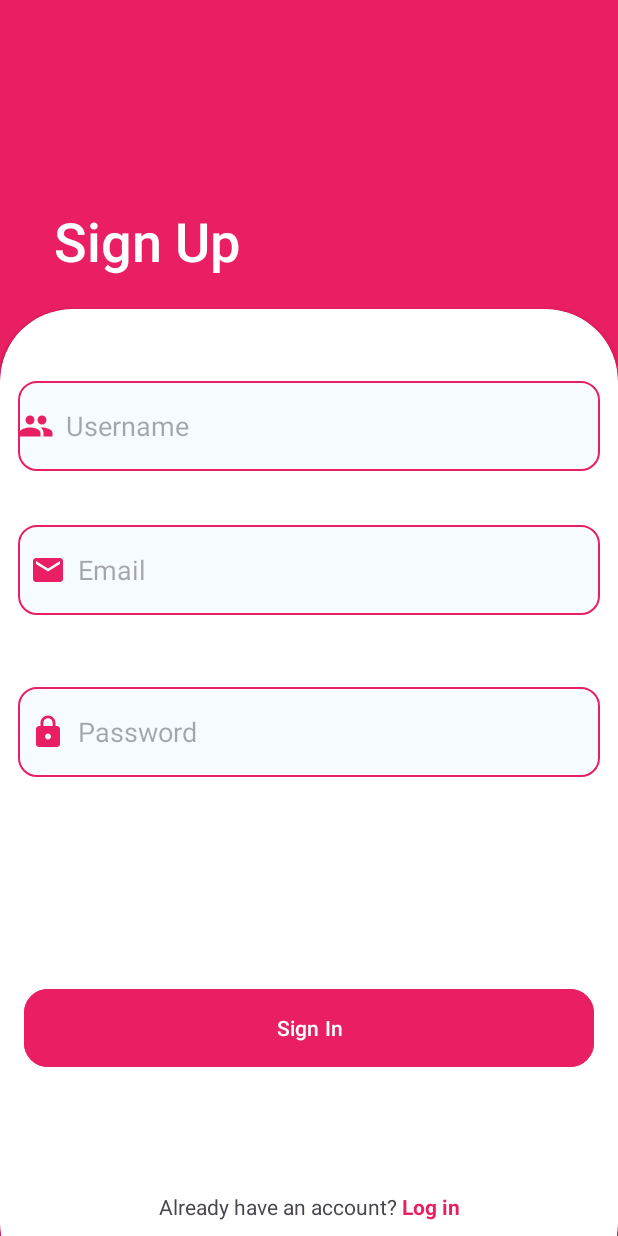
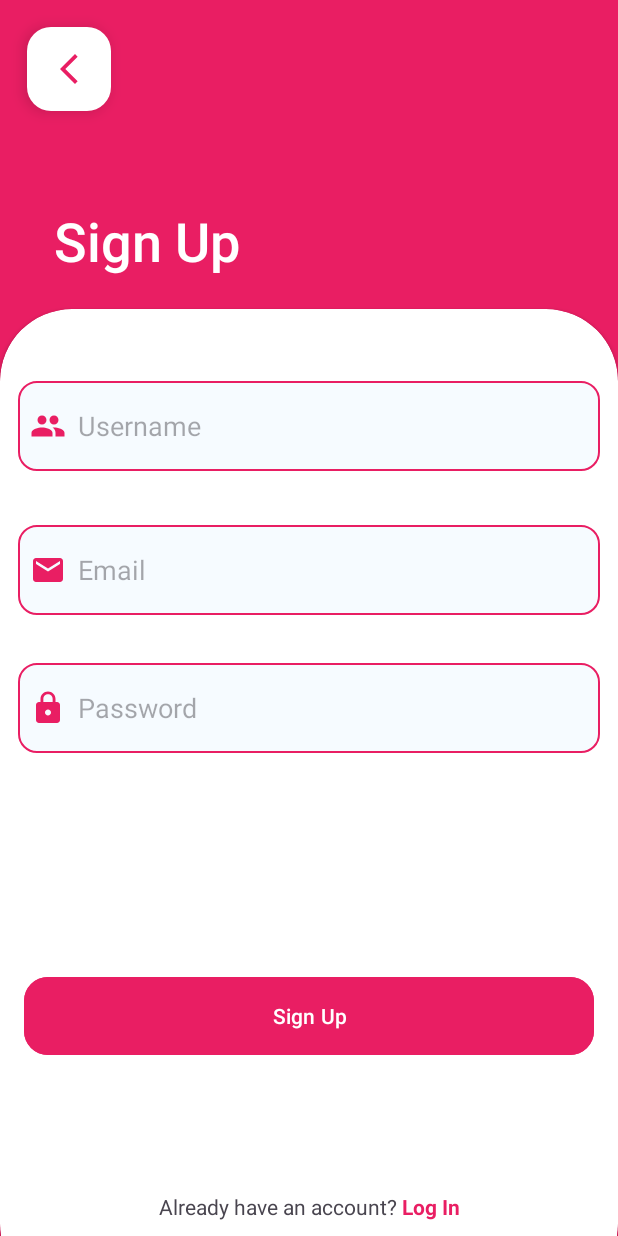
Before and after one commit to atulbadole/SocialMediaApp, an Android app: the layout activity_sign_up.xml on its own in the app's theme, with its tools: preview values and no code run, on a phone screen of 412 x 824 dp. Run offline under Robolectric (Android 15) with nearby library versions, the phone set to English and light mode, and no system bars.

Commit message:
Navigation b/w Login and Signup

```diff
--- a/app/src/main/res/layout/activity_login.xml
+++ b/app/src/main/res/layout/activity_login.xml
@@ -67,7 +67,7 @@
                 android:layout_width="match_parent"
                 android:layout_height="60dp"
                 android:layout_marginStart="12dp"
-                android:layout_marginTop="32dp"
+                android:layout_marginTop="48dp"
                 android:layout_marginEnd="12dp"
                 android:background="@drawable/edit_text_background"
                 android:drawableLeft="@drawable/baseline_lock_24"
@@ -83,7 +83,7 @@
                 app:layout_constraintTop_toBottomOf="@+id/editTextTextPersonName" />
 
             <Button
-                android:id="@+id/button"
+                android:id="@+id/s_Signin"
                 android:layout_width="0dp"
                 android:layout_height="60dp"
                 android:layout_marginStart="16dp"
@@ -114,7 +114,7 @@
                     android:text="Don't have an account?" />
 
                 <TextView
-                    android:id="@+id/textView4"
+                    android:id="@+id/l_Signup"
                     android:layout_width="wrap_content"
                     android:layout_height="wrap_content"
                     android:layout_weight="0"
--- a/app/src/main/res/layout/activity_sign_up.xml
+++ b/app/src/main/res/layout/activity_sign_up.xml
@@ -5,7 +5,20 @@
     android:layout_width="match_parent"
     android:layout_height="match_parent"
     android:background="@color/app_theme"
-    tools:context=".view.SignUpActivity">
+    tools:context=".view.LoginActivity">
+
+    <com.google.android.material.floatingactionbutton.FloatingActionButton
+        android:id="@+id/s_Backbutton"
+        android:layout_width="wrap_content"
+        android:layout_height="wrap_content"
+        android:layout_marginStart="18dp"
+        android:layout_marginTop="18dp"
+        android:clickable="true"
+        app:backgroundTint="@color/white"
+        app:layout_constraintStart_toStartOf="parent"
+        app:layout_constraintTop_toTopOf="parent"
+        app:srcCompat="@drawable/baseline_arrow_back_ios_new_24"
+        app:tint="@color/app_theme" />
 
     <androidx.constraintlayout.widget.Guideline
         android:id="@+id/guideline2"
@@ -68,7 +81,7 @@
                 android:layout_width="match_parent"
                 android:layout_height="60dp"
                 android:layout_marginStart="12dp"
-                android:layout_marginTop="48dp"
+                android:layout_marginTop="32dp"
                 android:layout_marginEnd="12dp"
                 android:background="@drawable/edit_text_background"
                 android:drawableLeft="@drawable/baseline_lock_24"
@@ -84,14 +97,14 @@
                 app:layout_constraintTop_toBottomOf="@+id/editTextTextPersonName" />
 
             <Button
-                android:id="@+id/button"
+                android:id="@+id/s_SignUp"
                 android:layout_width="0dp"
                 android:layout_height="60dp"
                 android:layout_marginStart="16dp"
                 android:layout_marginEnd="16dp"
                 android:layout_marginBottom="12dp"
                 android:backgroundTint="@color/app_theme"
-                android:text="Sign In"
+                android:text="Sign Up"
                 app:cornerRadius="16dp"
                 app:layout_constraintBottom_toBottomOf="parent"
                 app:layout_constraintEnd_toEndOf="parent"
@@ -113,15 +126,16 @@
                     android:layout_height="wrap_content"
                     android:layout_weight="0"
                     android:text="Already have an account?" />
-
                 <TextView
-                    android:id="@+id/textView4"
+                    android:id="@+id/s_login"
                     android:layout_width="wrap_content"
                     android:layout_height="wrap_content"
                     android:layout_weight="0"
-                    android:text=" Log in"
+                    android:text=" Log In"
                     android:textColor="@color/app_theme"
-                    android:textStyle="bold" />
+                    android:textStyle="bold"/>
+
+
             </LinearLayout>
 
             <EditText
@@ -138,6 +152,7 @@
                 android:ems="10"
                 android:hint="Username"
                 android:inputType="textPersonName"
+                android:paddingLeft="8dp"
                 app:layout_constraintEnd_toEndOf="parent"
                 app:layout_constraintHorizontal_bias="0.0"
                 app:layout_constraintStart_toStartOf="parent"
@@ -145,4 +160,5 @@
         </androidx.constraintlayout.widget.ConstraintLayout>
 
     </androidx.cardview.widget.CardView>
+
 </androidx.constraintlayout.widget.ConstraintLayout>
--- a/build.gradle.kts
+++ b/build.gradle.kts
@@ -1,5 +1,5 @@
 // Top-level build file where you can add configuration options common to all sub-projects/modules.
 plugins {
     id("com.android.application") version "7.4.0" apply false
-    id("org.jetbrains.kotlin.android") version "1.9.22" apply false
+    id("org.jetbrains.kotlin.android") version "1.7.21" apply false
 }
```
Also changed, not shown: app/src/main/java/com/capgemini/socialmediaapp/view/LoginActivity.kt (+12 -0 lines), app/src/main/java/com/capgemini/socialmediaapp/view/SignUpActivity.kt (+31 -0 lines), gradle/wrapper/gradle-wrapper.properties.
